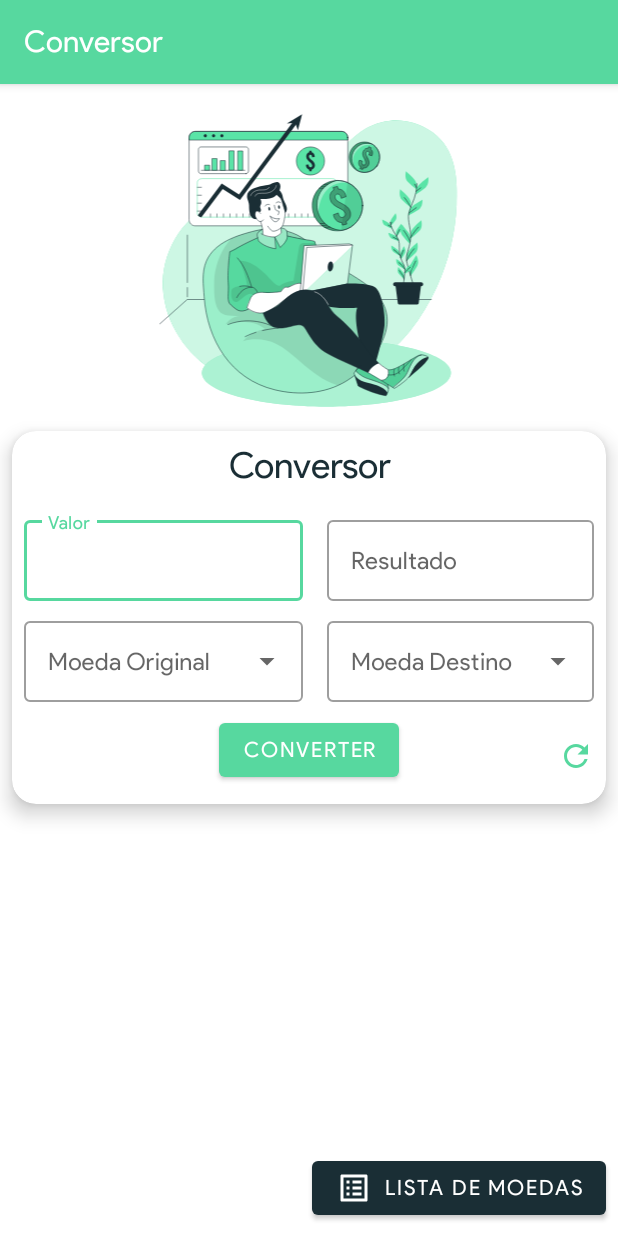
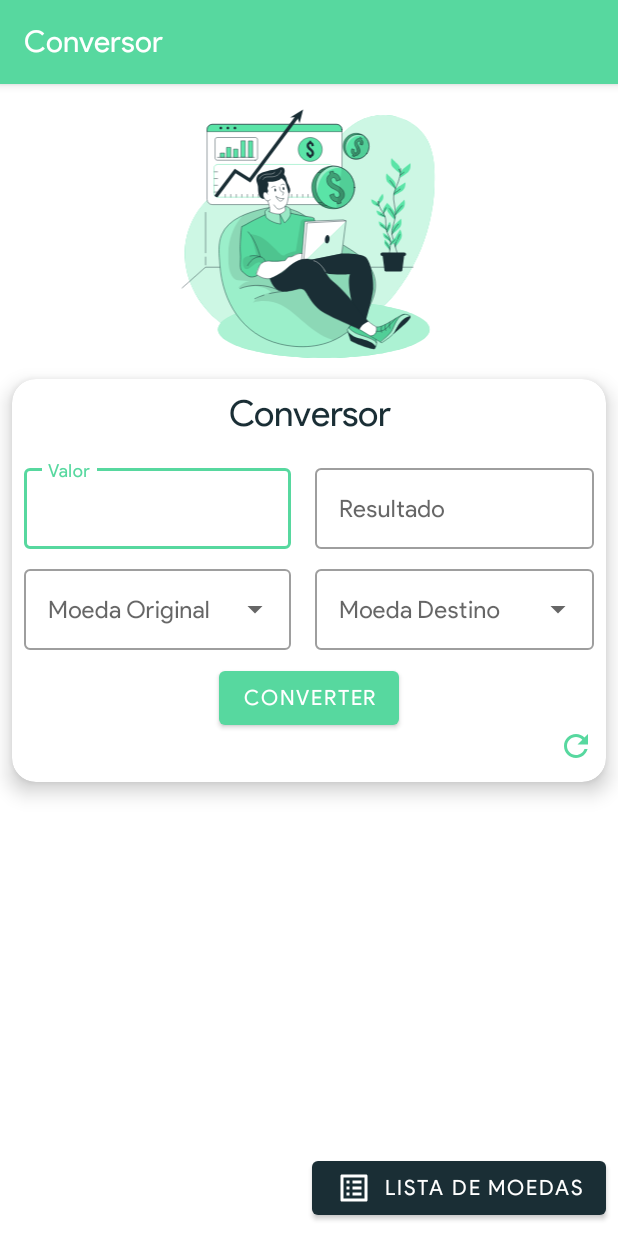
Before and after one commit to DQR-Tech/desafio-mobile, an Android app: the screen it shows after launch (MainActivity), on a phone screen of 412 x 824 dp. Run offline under Robolectric (Android 15) with nearby library versions, the phone set to English and light mode, and no system bars; our stand-ins replace Dagger/Hilt's generated code, Room's generated code, Timber, data binding, navigation-ui; 1 statement that could not run was skipped.

Commit message:
Implemented Datastore

```diff
--- a/app/build.gradle
+++ b/app/build.gradle
@@ -75,6 +75,8 @@ dependencies {
     implementation "androidx.navigation:navigation-ui-ktx:2.3.5"
 
     // Life Cycle
+    implementation 'androidx.lifecycle:lifecycle-livedata-ktx:2.3.1'
+    implementation 'androidx.lifecycle:lifecycle-viewmodel-ktx:2.3.1'
     implementation 'androidx.lifecycle:lifecycle-extensions:2.2.0'
     implementation "androidx.lifecycle:lifecycle-common-java8:2.3.1"
 
--- a/app/src/main/java/dev/keader/coinconversor/CoinConverter.kt
+++ b/app/src/main/java/dev/keader/coinconversor/CoinConverter.kt
@@ -1,12 +1,18 @@
 package dev.keader.coinconversor
 
 import android.app.Application
+import android.content.Context
 import androidx.appcompat.app.AppCompatDelegate
+import androidx.datastore.core.DataStore
+import androidx.datastore.preferences.core.Preferences
+import androidx.datastore.preferences.preferencesDataStore
 import dagger.hilt.android.HiltAndroidApp
 import timber.log.Timber
 
 @HiltAndroidApp
 class CoinConverter : Application() {
+
+    val Context.dataStore: DataStore<Preferences> by preferencesDataStore(name = "update_data")
 
     override fun onCreate() {
         super.onCreate()
--- /dev/null
+++ b/app/src/main/java/dev/keader/coinconversor/model/PreferencesManager.kt
@@ -0,0 +1,34 @@
+package dev.keader.coinconversor.model
+
+import android.content.Context
+import androidx.datastore.core.DataStore
+import androidx.datastore.preferences.core.Preferences
+import androidx.datastore.preferences.core.edit
+import androidx.datastore.preferences.core.stringPreferencesKey
+import androidx.datastore.preferences.preferencesDataStore
+import dagger.hilt.android.qualifiers.ApplicationContext
+import dev.keader.coinconversor.model.PreferencesManager.PreferencesKeys.DATE
+import kotlinx.coroutines.flow.map
+import javax.inject.Inject
+import javax.inject.Singleton
+
+@Singleton
+class PreferencesManager @Inject constructor(@ApplicationContext context: Context) {
+
+    private val Context.dataStore: DataStore<Preferences> by preferencesDataStore(name = "user_settings")
+
+    private val dataStore = context.dataStore
+    val dateStringFlow = dataStore.data.map {
+        it[DATE] ?: ""
+    }
+
+    suspend fun saveLastUpdateDate(date: String) {
+        dataStore.edit {
+            it[DATE] = date
+        }
+    }
+
+    private object PreferencesKeys {
+        val DATE = stringPreferencesKey("last_update")
+    }
+}
--- a/app/src/main/java/dev/keader/coinconversor/view/converter/ConverterFragment.kt
+++ b/app/src/main/java/dev/keader/coinconversor/view/converter/ConverterFragment.kt
@@ -21,6 +21,8 @@ import dev.keader.coinconversor.model.EventObserver
 import dev.keader.coinconversor.view.mainAcitivity.MainActivity
 import dev.keader.coinconversor.view.mainAcitivity.UIViewModel
 import timber.log.Timber
+import java.time.LocalDateTime
+import java.time.format.DateTimeFormatter
 
 @AndroidEntryPoint
 class ConverterFragment : Fragment() {
@@ -47,6 +49,9 @@ class ConverterFragment : Fragment() {
         uiViewModel.onUpdateDataResponse.observe(viewLifecycleOwner, EventObserver { success ->
             if (success) {
                 getSnackBarInstance(getString(R.string.update_success), Snackbar.LENGTH_SHORT).show()
+                val currentTime = LocalDateTime.now().format(FORMATTER)
+                val dateFormatted = getString(R.string.last_update, currentTime)
+                converterViewModel.saveUpdateDate(dateFormatted)
             } else {
                 converterViewModel.checkIfNeedShowError()
                 getSnackBarInstance(getString(R.string.connection_error)).show()
@@ -133,5 +138,6 @@ class ConverterFragment : Fragment() {
     companion object {
         private const val USD = "USD"
         private const val BRL = "BRL"
+        private val FORMATTER = DateTimeFormatter.ofPattern("dd/MM/yyyy HH:mm")
     }
 }
--- a/app/src/main/java/dev/keader/coinconversor/view/converter/ConverterViewModel.kt
+++ b/app/src/main/java/dev/keader/coinconversor/view/converter/ConverterViewModel.kt
@@ -3,6 +3,7 @@ package dev.keader.coinconversor.view.converter
 import androidx.lifecycle.*
 import dagger.hilt.android.lifecycle.HiltViewModel
 import dev.keader.coinconversor.model.Event
+import dev.keader.coinconversor.model.PreferencesManager
 import dev.keader.coinconversor.model.combineWith
 import dev.keader.coinconversor.repository.CoinConverterRepository
 import kotlinx.coroutines.launch
@@ -10,7 +11,8 @@ import javax.inject.Inject
 
 @HiltViewModel
 class ConverterViewModel @Inject constructor(
-    private val repository: CoinConverterRepository
+    private val repository: CoinConverterRepository,
+    private val preferencesManager: PreferencesManager
 ): ViewModel() {
 
     val exchanges = repository.getAllExchanges()
@@ -49,6 +51,14 @@ class ConverterViewModel @Inject constructor(
     val showError: LiveData<Event<Boolean>>
         get() = _showError
 
+    val updateDate = preferencesManager.dateStringFlow.asLiveData()
+
+    fun saveUpdateDate(date : String) {
+        viewModelScope.launch {
+            preferencesManager.saveLastUpdateDate(date)
+        }
+    }
+
     private fun validateInput(input: String) : Boolean {
         return input.isNotEmpty()
     }
--- a/app/src/main/res/drawable/ic_header.xml
+++ b/app/src/main/res/drawable/ic_header.xml
@@ -1,6 +1,6 @@
 <vector xmlns:android="http://schemas.android.com/apk/res/android"
-    android:width="450.6667dp"
-    android:height="450.6667dp"
+    android:width="350.6667dp"
+    android:height="350.6667dp"
     android:viewportWidth="666.6667"
     android:viewportHeight="666.6667">
   <group>
--- a/app/src/main/res/layout/fragment_converter.xml
+++ b/app/src/main/res/layout/fragment_converter.xml
@@ -114,7 +114,9 @@
                     android:layout_width="wrap_content"
                     android:layout_height="wrap_content"
                     android:orientation="vertical"
-                    app:layout_constraintGuide_begin="202dp" />
+                    app:layout_constraintEnd_toEndOf="parent"
+                    app:layout_constraintGuide_begin="194dp"
+                    app:layout_constraintStart_toStartOf="parent" />
 
                 <TextView
                     android:id="@+id/label_conversor"
@@ -234,27 +236,40 @@
                     android:layout_width="wrap_content"
                     android:layout_height="wrap_content"
                     android:layout_marginTop="8dp"
-                    android:layout_marginBottom="8dp"
                     android:enabled="@{convertViewModel.buttonEnabled}"
                     android:onClick="@{() -> convertViewModel.onConvertButtonClick()}"
                     android:text="@string/convert"
                     android:textColor="@color/secondaryTextColor"
-                    app:layout_constraintBottom_toBottomOf="parent"
                     app:layout_constraintEnd_toEndOf="parent"
                     app:layout_constraintStart_toStartOf="parent"
                     app:layout_constraintTop_toBottomOf="@+id/txt_input_destination" />
 
                 <ImageView
-                    android:id="@+id/imageView"
+                    android:id="@+id/ic_update"
                     android:layout_width="wrap_content"
                     android:layout_height="wrap_content"
                     android:layout_marginEnd="8dp"
-                    android:layout_marginBottom="16dp"
+                    android:layout_marginBottom="8dp"
                     android:onClick="@{() -> convertViewModel.onRetryButtonClick()}"
                     app:layout_constraintBottom_toBottomOf="parent"
                     app:layout_constraintEnd_toEndOf="parent"
                     app:srcCompat="@drawable/ic_baseline_refresh_24"
                     app:tint="@color/primaryColor" />
+
+                <TextView
+                    android:id="@+id/label_update"
+                    android:layout_width="wrap_content"
+                    android:layout_height="wrap_content"
+                    android:layout_marginStart="8dp"
+                    android:layout_marginTop="8dp"
+                    android:layout_marginBottom="8dp"
+                    android:text="@{convertViewModel.updateDate}"
+                    tools:text="Atualizado em: 25/07/2021 13:05"
+                    android:textSize="10sp"
+                    app:layout_constraintBottom_toBottomOf="parent"
+                    app:layout_constraintStart_toStartOf="parent"
+                    app:layout_constraintTop_toBottomOf="@+id/button_convert" />
+
 
             </androidx.constraintlayout.widget.ConstraintLayout>
         </com.google.android.material.card.MaterialCardView>
--- a/app/src/main/res/values/strings.xml
+++ b/app/src/main/res/values/strings.xml
@@ -19,4 +19,5 @@
     <string name="label_currency_code">Código:</string>
     <string name="convert_error">Houve um erro na conversão das moedas. Estamos atualizando a base de dados, tente novamente em instantes.</string>
     <string name="update_success">Dados atualizados com sucesso.</string>
+    <string name="last_update">Atualizado em: %1$s</string>
 </resources>
```
